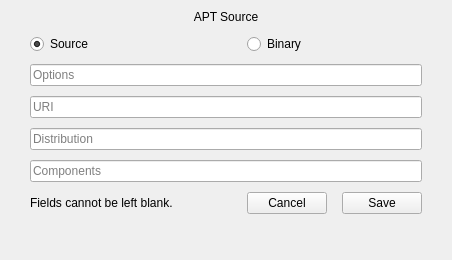
Qt form stacer/Pages/AptSourceManager/apt_source_edit.ui (oguzhaninan/Stacer) before a commit.
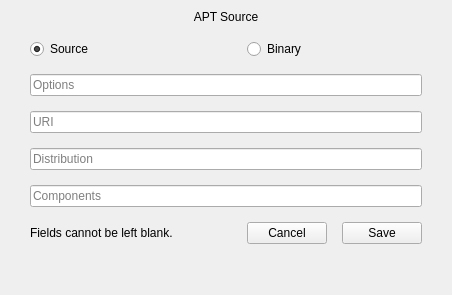
The same form after that commit.

The edit to the form file:
```diff
--- a/stacer/Pages/AptSourceManager/apt_source_edit.ui
+++ b/stacer/Pages/AptSourceManager/apt_source_edit.ui
@@ -7,7 +7,7 @@
     <x>0</x>
     <y>0</y>
     <width>452</width>
-    <height>260</height>
+    <height>295</height>
    </rect>
   </property>
   <property name="windowTitle">
@@ -26,12 +26,9 @@
    <property name="bottomMargin">
     <number>15</number>
    </property>
-   <property name="horizontalSpacing">
+   <property name="spacing">
     <number>15</number>
    </property>
-   <property name="verticalSpacing">
-    <number>10</number>
-   </property>
    <item row="0" column="0" colspan="4">
     <widget class="QLabel" name="lblTitle">
      <property name="accessibleName">
```
